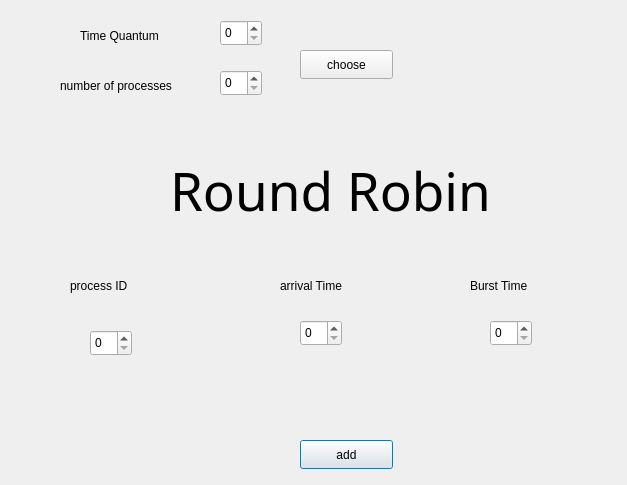
Above: GUI/rr2.ui from MightyMaya/CPU-Scheduler before the change. Below: the same form after it.
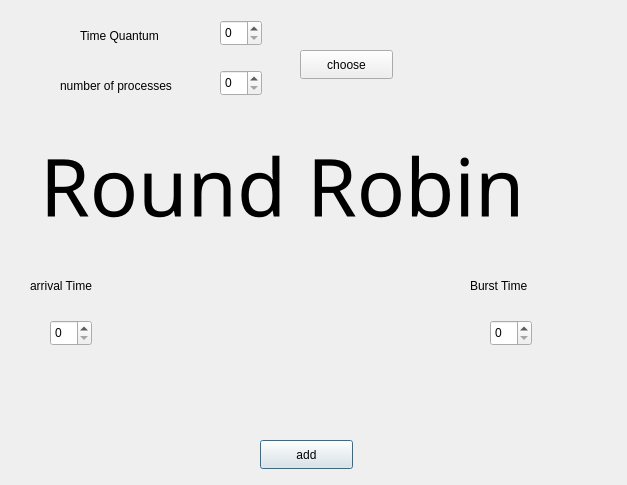
That is the form after the change.

```diff
--- a/GUI/rr2.ui
+++ b/GUI/rr2.ui
@@ -33,16 +33,6 @@
     </rect>
    </property>
   </widget>
-  <widget class="QSpinBox" name="id">
-   <property name="geometry">
-    <rect>
-     <x>90</x>
-     <y>330</y>
-     <width>42</width>
-     <height>26</height>
-    </rect>
-   </property>
-  </widget>
   <widget class="QSpinBox" name="btime">
    <property name="geometry">
     <rect>
@@ -56,7 +46,7 @@
   <widget class="QPushButton" name="pushButton">
    <property name="geometry">
     <rect>
-     <x>300</x>
+     <x>260</x>
      <y>440</y>
      <width>93</width>
      <height>29</height>
@@ -105,19 +95,6 @@
     <string>number of processes</string>
    </property>
   </widget>
-  <widget class="QLabel" name="label_3">
-   <property name="geometry">
-    <rect>
-     <x>70</x>
-     <y>270</y>
-     <width>111</width>
-     <height>31</height>
-    </rect>
-   </property>
-   <property name="text">
-    <string>process ID</string>
-   </property>
-  </widget>
   <widget class="QLabel" name="label_4">
    <property name="geometry">
     <rect>
@@ -134,7 +111,7 @@
   <widget class="QSpinBox" name="btime_2">
    <property name="geometry">
     <rect>
-     <x>300</x>
+     <x>50</x>
      <y>320</y>
      <width>42</width>
      <height>26</height>
@@ -144,7 +121,7 @@
   <widget class="QLabel" name="label_5">
    <property name="geometry">
     <rect>
-     <x>280</x>
+     <x>30</x>
      <y>270</y>
      <width>111</width>
      <height>31</height>
@@ -157,16 +134,16 @@
   <widget class="QLabel" name="label_6">
    <property name="geometry">
     <rect>
-     <x>170</x>
-     <y>150</y>
-     <width>351</width>
-     <height>81</height>
+     <x>40</x>
+     <y>140</y>
+     <width>531</width>
+     <height>91</height>
     </rect>
    </property>
    <property name="font">
     <font>
      <family>Impact</family>
-     <pointsize>40</pointsize>
+     <pointsize>60</pointsize>
     </font>
    </property>
    <property name="text">
```
